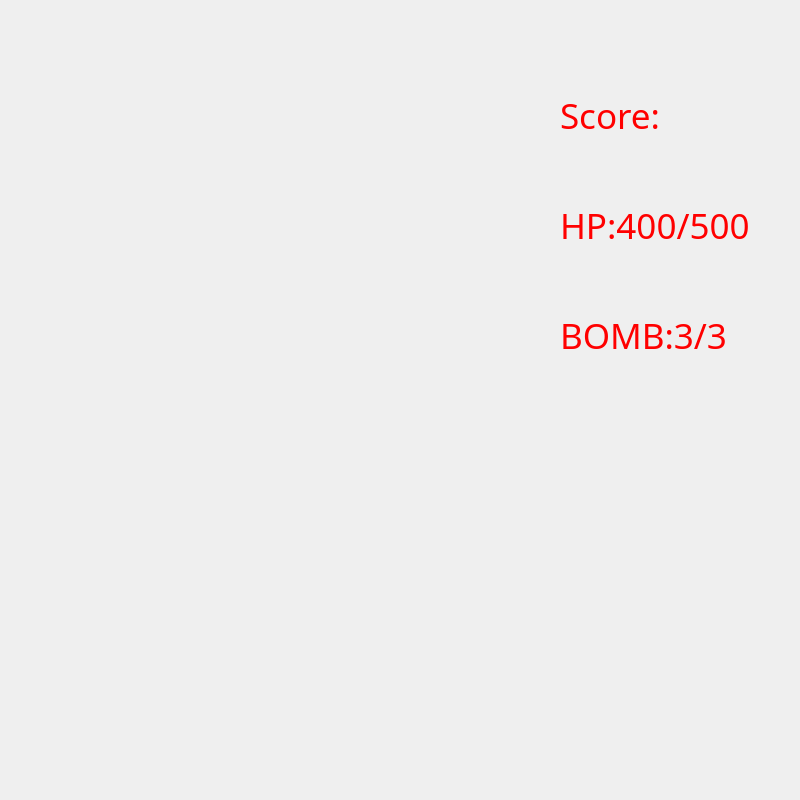
Qt form PlaneFight/BattleField.ui (ForestOnTheLand/PlaneFight) before a commit.
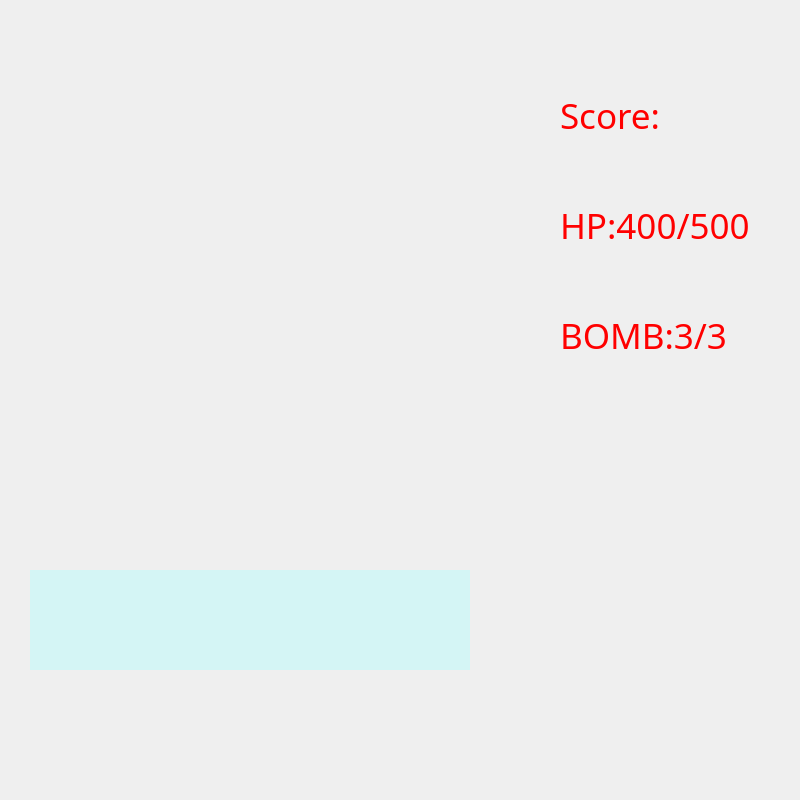
The same form after that commit.

```diff
--- a/PlaneFight/BattleField.ui
+++ b/PlaneFight/BattleField.ui
@@ -130,6 +130,34 @@
     <string>&lt;html&gt;&lt;head/&gt;&lt;body&gt;&lt;p&gt;&lt;span style=&quot; color:#ff0000;&quot;&gt;BOMB:3/3&lt;/span&gt;&lt;/p&gt;&lt;/body&gt;&lt;/html&gt;</string>
    </property>
   </widget>
+  <widget class="QLabel" name="story_label">
+   <property name="geometry">
+    <rect>
+     <x>30</x>
+     <y>570</y>
+     <width>440</width>
+     <height>100</height>
+    </rect>
+   </property>
+   <property name="font">
+    <font>
+     <family>Microsoft YaHei UI</family>
+     <pointsize>12</pointsize>
+    </font>
+   </property>
+   <property name="styleSheet">
+    <string notr="true">background-color:rgba(170, 255, 255, 100)</string>
+   </property>
+   <property name="frameShape">
+    <enum>QFrame::NoFrame</enum>
+   </property>
+   <property name="text">
+    <string>&lt;html&gt;&lt;head/&gt;&lt;body&gt;&lt;p&gt;&lt;br/&gt;&lt;/p&gt;&lt;/body&gt;&lt;/html&gt;</string>
+   </property>
+   <property name="alignment">
+    <set>Qt::AlignCenter</set>
+   </property>
+  </widget>
  </widget>
  <layoutdefault spacing="6" margin="11"/>
  <resources>
```
